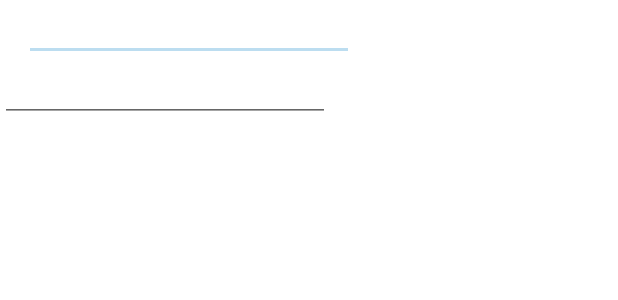
After one commit to meoswift/Buckos, an Android app: the layout activity_add_item.xml on its own in the app's theme, with its tools: preview values and no code run, on a phone screen of 412 x 824 dp. The commit adds this screen. Shown: the top 300 px of the screen. Run offline under Robolectric (Android 15) with nearby library versions, the phone set to English and light mode, and no system bars; Roboto replaces fonts that are not available here.

Commit message:
Allow user to add new item in a list

```diff
--- a/app/src/main/AndroidManifest.xml
+++ b/app/src/main/AndroidManifest.xml
@@ -14,6 +14,7 @@
         android:supportsRtl="true"
         android:theme="@style/AppTheme"
         android:usesCleartextTraffic="true">
+        <activity android:name=".activities.ItemDetailsActivity"></activity>
         <activity
             android:name=".activities.ListDetailsActivity"
             android:label="@string/title_activity_list_details"
--- a/app/src/main/java/com/example/buckos/fragments/DoneFragment.java
+++ b/app/src/main/java/com/example/buckos/fragments/DoneFragment.java
@@ -42,7 +42,7 @@ public class DoneFragment extends Fragment {
     public View onCreateView(LayoutInflater inflater, ViewGroup container,
                              Bundle savedInstanceState) {
         // Inflate the layout for this fragment
-        return inflater.inflate(R.layout.fragment_items, container, false);
+        return inflater.inflate(R.layout.fragment_done, container, false);
     }
 
 
--- /dev/null
+++ b/app/src/main/res/font/lato.xml
@@ -0,0 +1,7 @@
+<?xml version="1.0" encoding="utf-8"?>
+<font-family xmlns:app="http://schemas.android.com/apk/res-auto"
+        app:fontProviderAuthority="com.google.android.gms.fonts"
+        app:fontProviderPackage="com.google.android.gms"
+        app:fontProviderQuery="Lato"
+        app:fontProviderCerts="@array/com_google_android_gms_fonts_certs">
+</font-family>
--- /dev/null
+++ b/app/src/main/res/layout/activity_add_item.xml
@@ -0,0 +1,28 @@
+<?xml version="1.0" encoding="utf-8"?>
+<androidx.constraintlayout.widget.ConstraintLayout xmlns:android="http://schemas.android.com/apk/res/android"
+    xmlns:app="http://schemas.android.com/apk/res-auto"
+    xmlns:tools="http://schemas.android.com/tools"
+    android:layout_width="match_parent"
+    android:layout_height="match_parent"
+    tools:context=".activities.AddItemActivity">
+
+    <EditText
+        android:id="@+id/itemTitle"
+        android:layout_width="wrap_content"
+        android:layout_height="wrap_content"
+        android:layout_marginStart="16dp"
+        android:ems="10"
+        android:inputType="textPersonName"
+        app:layout_constraintStart_toStartOf="parent"
+        app:layout_constraintTop_toTopOf="parent" />
+
+    <EditText
+        android:id="@+id/itemNote"
+        android:layout_width="wrap_content"
+        android:layout_height="wrap_content"
+        android:ems="10"
+        android:gravity="start|top"
+        android:inputType="textMultiLine"
+        app:layout_constraintStart_toStartOf="parent"
+        app:layout_constraintTop_toBottomOf="@+id/itemTitle" />
+</androidx.constraintlayout.widget.ConstraintLayout>
--- a/app/src/main/res/values/preloaded_fonts.xml
+++ b/app/src/main/res/values/preloaded_fonts.xml
@@ -3,6 +3,7 @@
     <array name="preloaded_fonts" translatable="false">
         <item>@font/bangers</item>
         <item>@font/hind</item>
+        <item>@font/lato</item>
         <item>@font/montserrat</item>
         <item>@font/playfair_display</item>
         <item>@font/playfair_display_bold</item>
--- a/app/src/main/res/values/styles.xml
+++ b/app/src/main/res/values/styles.xml
@@ -5,6 +5,7 @@
         <item name="colorPrimary">#82CBF4</item>
         <item name="colorPrimaryDark">#9ED1EF</item>
         <item name="colorAccent">#BCDDF0</item>
+        <item name="android:fontFamily">@font/lato</item>
     </style>
 
     <style name="AppTheme.NoActionBar">
@@ -16,4 +17,6 @@
 
     <style name="AppTheme.PopupOverlay" parent="ThemeOverlay.AppCompat.Light" />
 
+
+
 </resources>
```
Also changed, not shown: app/src/main/java/com/example/buckos/activities/ItemDetailsActivity.java (added, +14 -0 lines), app/src/main/java/com/example/buckos/fragments/AddListFragment.java (+5 -6 lines), app/src/main/java/com/example/buckos/fragments/InProgressFragment.java (+48 -3 lines), app/src/main/java/com/example/buckos/models/Item.java (+8 -0 lines), app/src/main/res/drawable/ic_baseline_keyboard_backspace_24.xml (added, +10 -0 lines), app/src/main/res/layout/activity_item_details.xml (added, +9 -0 lines), app/src/main/res/layout/activity_list_details.xml (+4 -20 lines), app/src/main/res/layout/fragment_add_list.xml (+13 -16 lines), app/src/main/res/layout/fragment_in_progress.xml (added, +50 -0 lines), app/src/main/res/layout/item_layout.xml (+15 -21 lines), app/src/main/res/layout/list_item.xml (+18 -20 lines), app/src/main/res/font/helvetica.ttf (deleted), app/src/main/res/layout/fragment_done.xml (renamed from app/src/main/res/layout/fragment_items.xml).
